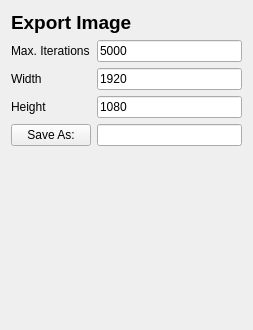
First picture: the form in ExportImageMenu.ui, repository QlowB/Almond, before the edit.
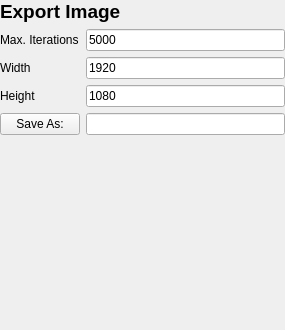
Second picture: the form after the edit.

What changed in the file:
```diff
--- a/ExportImageMenu.ui
+++ b/ExportImageMenu.ui
@@ -6,7 +6,7 @@
    <rect>
     <x>0</x>
     <y>0</y>
-    <width>253</width>
+    <width>285</width>
     <height>330</height>
    </rect>
   </property>
@@ -14,6 +14,18 @@
    <string>Form</string>
   </property>
   <layout class="QFormLayout" name="formLayout">
+   <property name="leftMargin">
+    <number>0</number>
+   </property>
+   <property name="topMargin">
+    <number>0</number>
+   </property>
+   <property name="rightMargin">
+    <number>0</number>
+   </property>
+   <property name="bottomMargin">
+    <number>0</number>
+   </property>
    <item row="0" column="0" colspan="2">
     <widget class="QLabel" name="titleLbl">
      <property name="font">
```
